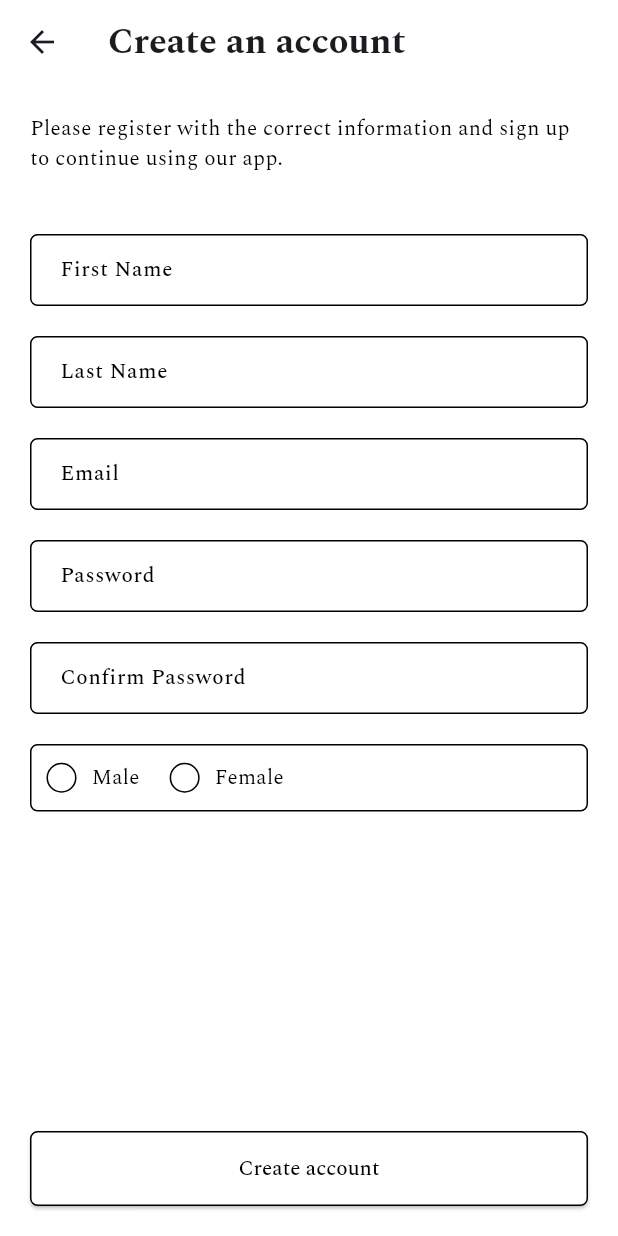
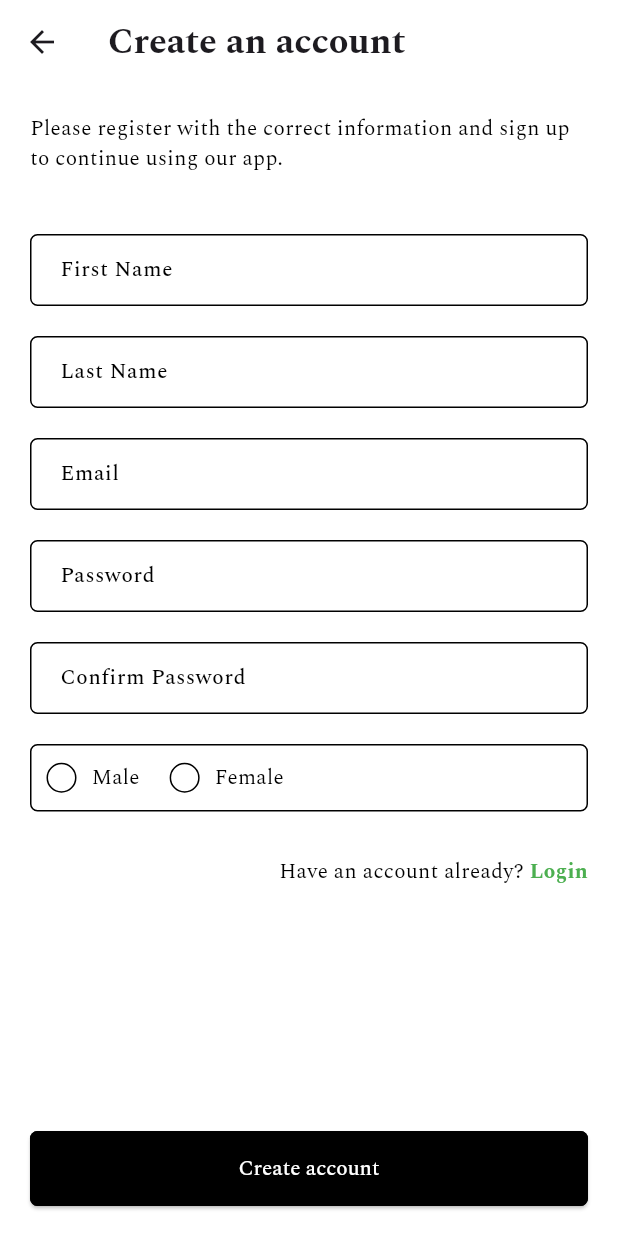
Before and after one commit to OkoroaforKelechiDivine/convas-mobile, a Flutter app: the CreateAccountView screen opened directly, on a phone screen of 412 x 824 dp. Run offline on Flutter 3.47's test engine with Material 3 defaults, Android fonts, the phone set to English and light mode, and no system bars; our stand-ins replace connectivity, dio, get, google_fonts, image_picker; accounts and stored records are empty.

Commit message:
finished working on create account screen

```diff
--- a/lib/views/create_account/create_account_view.dart
+++ b/lib/views/create_account/create_account_view.dart
@@ -1,4 +1,5 @@
 import 'package:flutter/material.dart';
+import 'package:safe_chat/theme_settings/manager/font_manager.dart';
 import 'package:safe_chat/views/create_account/widget/get_dropdown_button.dart';
 import '../../theme_settings/manager/theme_manager.dart';
 
@@ -24,9 +25,7 @@ class _CreateAccountViewState extends State<CreateAccountView> {
           child: Column(
             crossAxisAlignment: CrossAxisAlignment.stretch,
             children: [
-              const Text(
-                'Please register with the correct information and sign up to continue using our app.',
-              ),
+              const Text('Please register with the correct information and sign up to continue using our app.'),
               const SizedBox(height: 40),
               getAppTextField(labelText: 'First Name'),
               const SizedBox(height: 20),
@@ -46,6 +45,23 @@ class _CreateAccountViewState extends State<CreateAccountView> {
                   });
                 },
               ),
+              const SizedBox(height: 30),
+              Row(
+                mainAxisAlignment: MainAxisAlignment.end,
+                children: [
+                  const Text("Have an account already? "),
+                  InkWell(
+                    onTap: () {},
+                    child: const Text(
+                      "Login",
+                      style: TextStyle(
+                        color: Colors.green,
+                        fontWeight: AppFontWeight.bold,
+                      ),
+                    ),
+                  ),
+                ],
+              ),
             ],
           ),
         ),
@@ -53,8 +69,13 @@ class _CreateAccountViewState extends State<CreateAccountView> {
       bottomNavigationBar: Padding(
         padding: const EdgeInsets.all(20),
         child: ElevatedButton(
-          onPressed: () {},
-          child: const Text('Create account'),
+          onPressed: () {
+            Navigator.of(context).pushReplacementNamed('/verify_code');
+          },
+          style: ElevatedButton.styleFrom(
+            backgroundColor: AppColors.blackColor
+          ),
+          child: Text('Create account', style: TextStyle(color: AppColors.white),),
         ),
       ),
     );
```
